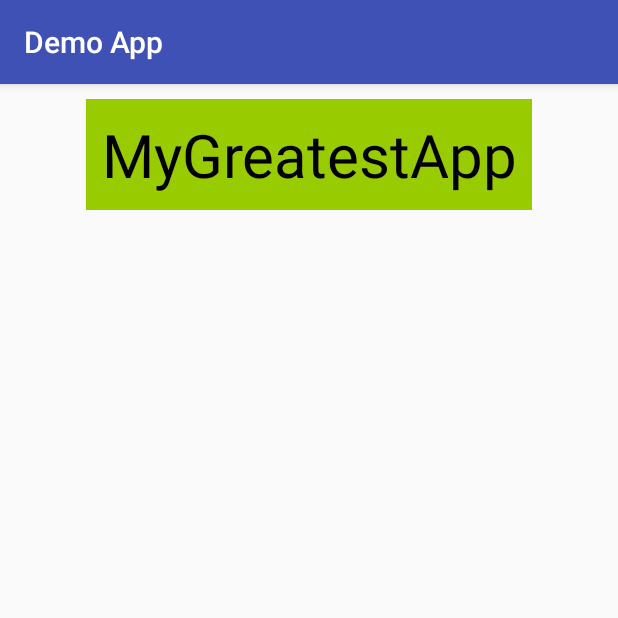
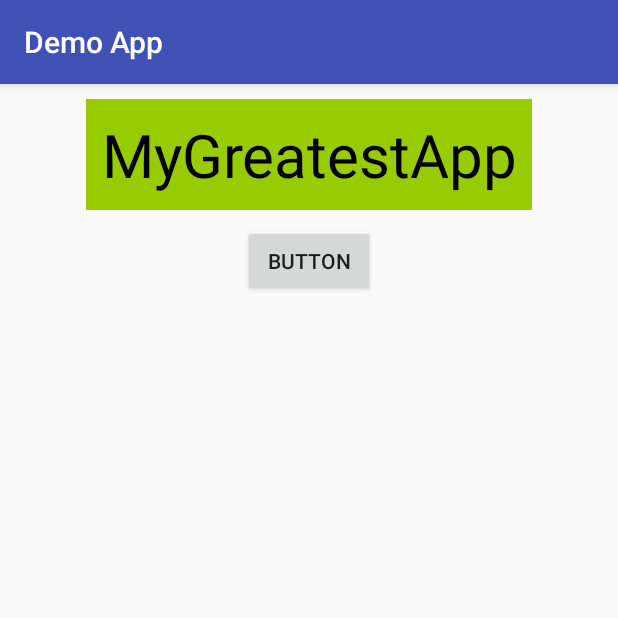
Before and after one commit to Draudr/DemoApp, an Android app: the screen it shows after launch (MainActivity), on a phone screen of 412 x 824 dp, the top half of it. Run offline under Robolectric (Android 15) with nearby library versions, the phone set to English and light mode, and no system bars.

Commit message:
initial commit

```diff
--- a/app/src/main/java/com/ed/android/demoapp/MainActivity.java
+++ b/app/src/main/java/com/ed/android/demoapp/MainActivity.java
@@ -2,8 +2,17 @@ package com.ed.android.demoapp;
 
 import android.support.v7.app.AppCompatActivity;
 import android.os.Bundle;
+import android.util.Log;
+import android.view.View;
 
 public class MainActivity extends AppCompatActivity {
+
+    public void clickFunktion(View view){
+
+        Log.i("Info","Button Pressed");
+
+    }
+
 
     @Override
     protected void onCreate(Bundle savedInstanceState) {
--- a/app/src/main/res/layout/activity_main.xml
+++ b/app/src/main/res/layout/activity_main.xml
@@ -1,9 +1,11 @@
 <?xml version="1.0" encoding="utf-8"?>
-<android.support.constraint.ConstraintLayout xmlns:android="http://schemas.android.com/apk/res/android"
+<LinearLayout xmlns:android="http://schemas.android.com/apk/res/android"
     xmlns:app="http://schemas.android.com/apk/res-auto"
     xmlns:tools="http://schemas.android.com/tools"
     android:layout_width="match_parent"
     android:layout_height="match_parent"
+    android:gravity="center_horizontal"
+    android:orientation="vertical"
     tools:context="com.ed.android.demoapp.MainActivity">
 
     <TextView
@@ -17,27 +19,12 @@
         android:text="MyGreatestApp"
         android:textAlignment="center"
         android:textColor="@android:color/black"
-        android:textSize="40sp"
-        app:layout_constraintLeft_toLeftOf="parent"
-        app:layout_constraintRight_toRightOf="parent"
-        app:layout_constraintTop_toTopOf="parent"
-        tools:layout_constraintLeft_creator="1" />
+        android:textSize="40sp" />
 
-    <android.support.constraint.Guideline
+    <Button
+        android:id="@+id/button"
         android:layout_width="wrap_content"
         android:layout_height="wrap_content"
-        android:id="@+id/guideline3"
-        app:layout_constraintGuide_begin="20dp"
-        android:orientation="horizontal"
-        tools:layout_editor_absoluteY="19dp"
-        tools:layout_editor_absoluteX="0dp" />
+        android:text="Button" />
 
-    <android.support.constraint.Guideline
-        android:layout_width="wrap_content"
-        android:layout_height="wrap_content"
-        android:id="@+id/guideline4"
-        app:layout_constraintGuide_begin="20dp"
-        android:orientation="vertical"
-        tools:layout_editor_absoluteY="0dp"
-        tools:layout_editor_absoluteX="20dp" />
-</android.support.constraint.ConstraintLayout>
+</LinearLayout>
```
